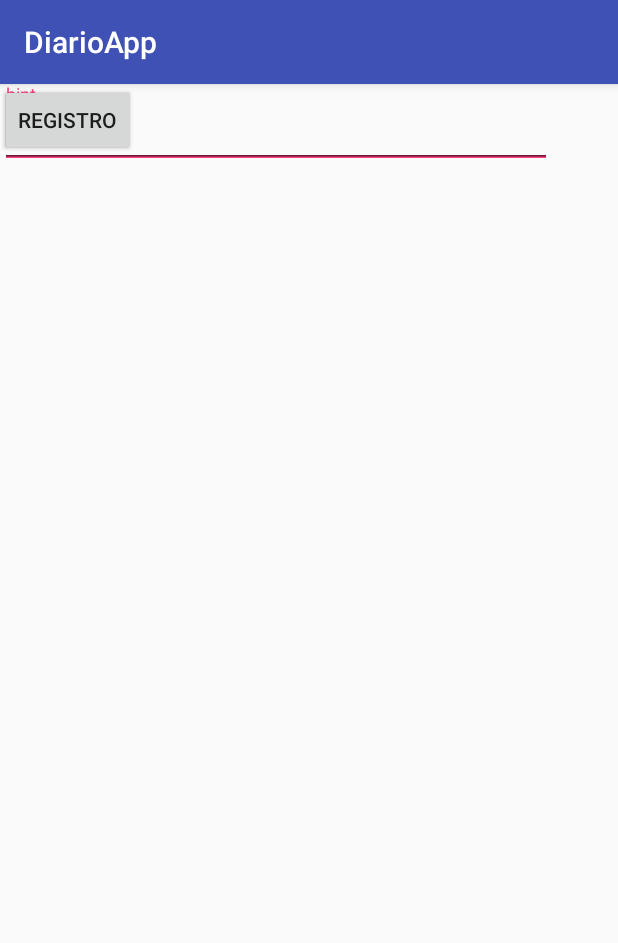
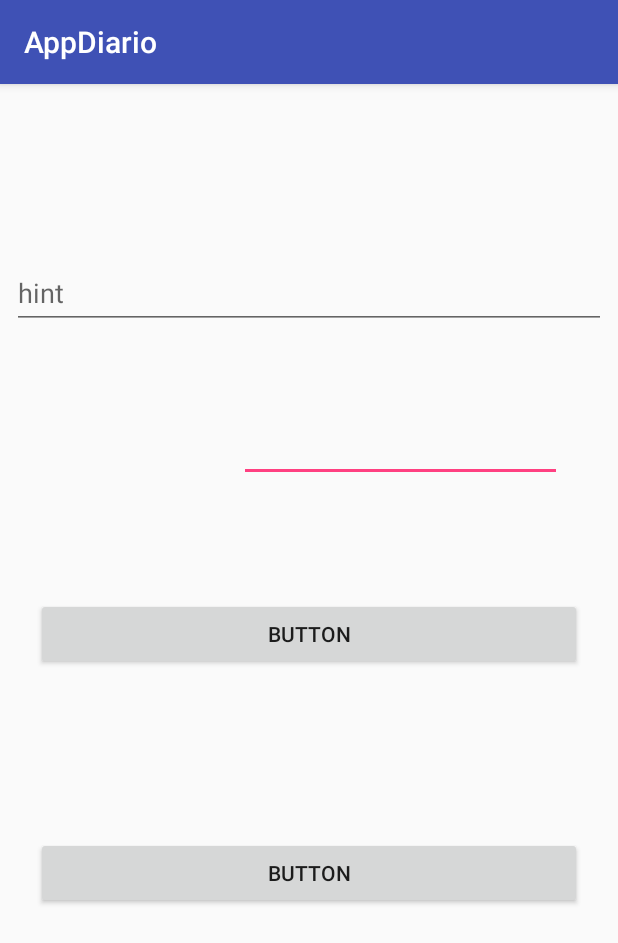
Before and after one commit to MoniGascaF/DiarioApp, an Android app: the screen it shows after launch (MainActivity), on a phone screen of 412 x 824 dp. Shown: the top 943 px of the screen. Run offline under Robolectric (Android 15) with nearby library versions, the phone set to English and light mode, and no system bars.

Commit message:
Interfaz registro y login

```diff
--- a/DiarioAndroid/app/src/main/AndroidManifest.xml
+++ b/DiarioAndroid/app/src/main/AndroidManifest.xml
@@ -1,6 +1,6 @@
 <?xml version="1.0" encoding="utf-8"?>
 <manifest xmlns:android="http://schemas.android.com/apk/res/android"
-    package="edu.bajio.diarioapp">
+    package="edu.bajio.appdiario">
 
     <application
         android:allowBackup="true"
@@ -16,6 +16,7 @@
                 <category android:name="android.intent.category.LAUNCHER" />
             </intent-filter>
         </activity>
+        <activity android:name=".Main2ActivityReg"></activity>
     </application>
 
 </manifest>
--- /dev/null
+++ b/DiarioAndroid/app/src/main/java/edu/bajio/appdiario/MainActivity.java
@@ -0,0 +1,13 @@
+package edu.bajio.appdiario;
+
+import android.support.v7.app.AppCompatActivity;
+import android.os.Bundle;
+
+public class MainActivity extends AppCompatActivity {
+
+    @Override
+    protected void onCreate(Bundle savedInstanceState) {
+        super.onCreate(savedInstanceState);
+        setContentView(R.layout.activity_main);
+    }
+}
--- a/DiarioAndroid/app/src/main/java/edu/bajio/diarioapp/MainActivity.java
+++ /dev/null
@@ -1,29 +0,0 @@
-package edu.bajio.diarioapp;
-
-import android.support.v7.app.AppCompatActivity;
-import android.os.Bundle;
-import android.widget.TextView;
-
-public class MainActivity extends AppCompatActivity {
-
-    // Used to load the 'native-lib' library on application startup.
-    static {
-        System.loadLibrary("native-lib");
-    }
-
-    @Override
-    protected void onCreate(Bundle savedInstanceState) {
-        super.onCreate(savedInstanceState);
-        setContentView(R.layout.activity_main);
-
-        // Example of a call to a native method
-        TextView tv = (TextView) findViewById(R.id.sample_text);
-        tv.setText(stringFromJNI());
-    }
-
-    /**
-     * A native method that is implemented by the 'native-lib' native library,
-     * which is packaged with this application.
-     */
-    public native String stringFromJNI();
-}
--- a/DiarioAndroid/app/src/main/res/layout/activity_main.xml
+++ b/DiarioAndroid/app/src/main/res/layout/activity_main.xml
@@ -6,45 +6,65 @@
     android:layout_height="match_parent"
     tools:context=".MainActivity">
 
+    <Button
+        android:id="@+id/btnReg"
+        android:layout_width="0dp"
+        android:layout_height="wrap_content"
+        android:layout_marginBottom="32dp"
+        android:layout_marginEnd="24dp"
+        android:layout_marginStart="24dp"
+        android:layout_marginTop="316dp"
+        android:text="Button"
+        app:layout_constraintBottom_toBottomOf="parent"
+        app:layout_constraintEnd_toEndOf="parent"
+        app:layout_constraintStart_toStartOf="parent"
+        app:layout_constraintTop_toTopOf="parent" />
+
+    <Button
+        android:id="@+id/btnLogin"
+        android:layout_width="0dp"
+        android:layout_height="wrap_content"
+        android:layout_marginEnd="24dp"
+        android:layout_marginStart="24dp"
+        android:layout_marginTop="231dp"
+        android:text="Button"
+        app:layout_constraintBottom_toTopOf="@+id/btnReg"
+        app:layout_constraintEnd_toEndOf="parent"
+        app:layout_constraintStart_toStartOf="parent"
+        app:layout_constraintTop_toTopOf="parent" />
+
+    <EditText
+        android:id="@+id/txtPwd"
+        android:layout_width="215dp"
+        android:layout_height="wrap_content"
+        android:layout_marginBottom="45dp"
+        android:layout_marginEnd="24dp"
+        android:layout_marginStart="145dp"
+        android:layout_marginTop="188dp"
+        android:ems="10"
+        android:inputType="textPassword"
+        app:layout_constraintBottom_toTopOf="@+id/btnLogin"
+        app:layout_constraintEnd_toEndOf="parent"
+        app:layout_constraintStart_toStartOf="parent"
+        app:layout_constraintTop_toTopOf="parent" />
+
     <android.support.design.widget.TextInputLayout
-        android:layout_width="368dp"
-        android:layout_height="wrap_content"
-        tools:layout_editor_absoluteX="8dp"
-        tools:layout_editor_absoluteY="54dp">
+        android:layout_width="0dp"
+        android:layout_height="57dp"
+        android:layout_marginBottom="40dp"
+        android:layout_marginEnd="8dp"
+        android:layout_marginStart="8dp"
+        android:layout_marginTop="91dp"
+        app:layout_constraintBottom_toTopOf="@+id/txtPwd"
+        app:layout_constraintEnd_toEndOf="parent"
+        app:layout_constraintStart_toStartOf="parent"
+        app:layout_constraintTop_toTopOf="parent">
 
         <android.support.design.widget.TextInputEditText
+            android:id="@+id/txtUsuario"
             android:layout_width="match_parent"
             android:layout_height="wrap_content"
             android:hint="hint" />
     </android.support.design.widget.TextInputLayout>
 
-    <android.support.design.widget.TextInputLayout
-        android:layout_width="368dp"
-        android:layout_height="wrap_content"
-        tools:layout_editor_absoluteX="8dp"
-        tools:layout_editor_absoluteY="141dp"
-        android:inputType="textPassword">
-        <android.support.design.widget.TextInputEditText
-            android:layout_width="match_parent"
-            android:layout_height="wrap_content"
-            android:hint="hint" />
-    </android.support.design.widget.TextInputLayout>
-
-    <Button
-        android:id="@+id/btnLogin"
-        android:layout_width="wrap_content"
-        android:layout_height="wrap_content"
-        android:text="Ingresar"
-        tools:layout_editor_absoluteX="148dp"
-        tools:layout_editor_absoluteY="231dp" />
-
-    <Button
-        android:id="@+id/btnRegistrar"
-        android:layout_width="wrap_content"
-        android:layout_height="wrap_content"
-        android:text="Registro"
-        tools:layout_editor_absoluteX="148dp"
-        tools:layout_editor_absoluteY="296dp" />
-
-
 </android.support.constraint.ConstraintLayout>
--- a/DiarioAndroid/app/src/main/res/values/strings.xml
+++ b/DiarioAndroid/app/src/main/res/values/strings.xml
@@ -1,3 +1,3 @@
 <resources>
-    <string name="app_name">DiarioApp</string>
+    <string name="app_name">AppDiario</string>
 </resources>
```
Also changed, not shown: DiarioAndroid/app/build.gradle (+1 -11 lines), DiarioAndroid/app/src/main/java/edu/bajio/appdiario/Main2ActivityReg.java (added, +13 -0 lines), DiarioAndroid/app/src/main/res/layout/activity_main2_reg.xml (added, +70 -0 lines), DiarioAndroid/gradle/wrapper/gradle-wrapper.properties, 7 other files.
